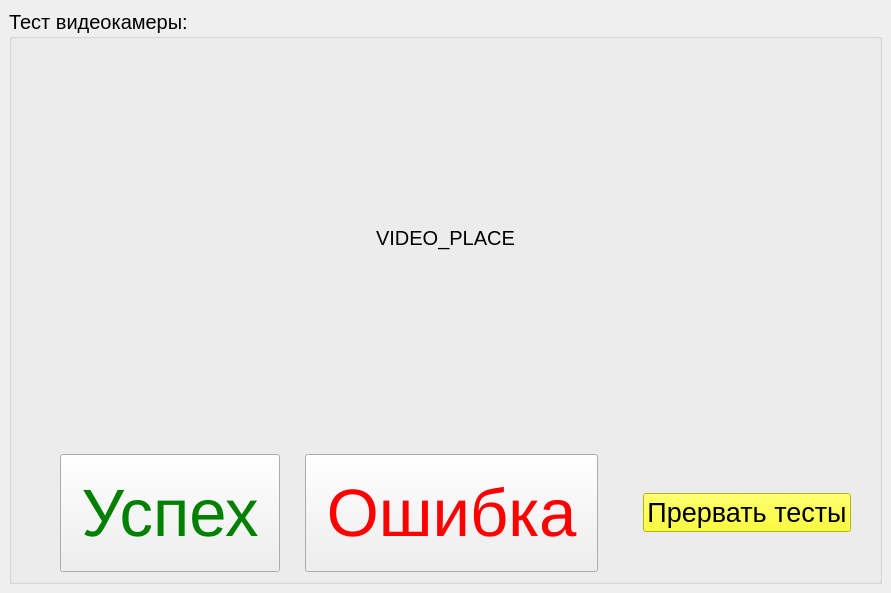
This is ui/test_videocam.ui in Mex93/MonoblockTests as Qt 5 draws it before an edit. The edited form follows.
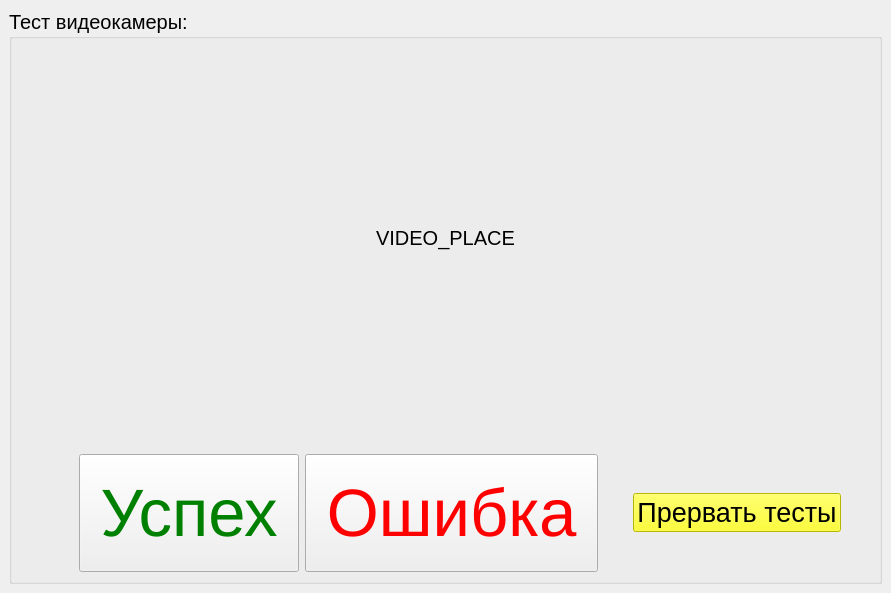
This is the edited form. Icons and pictures are not drawn.

Commit message: rebuild all tests gui, is process for rebuilding all for Danil

Diff of the .ui file:
```diff
--- a/ui/test_videocam.ui
+++ b/ui/test_videocam.ui
@@ -97,19 +97,6 @@
              </property>
             </widget>
            </item>
-           <item>
-            <spacer name="horizontalSpacer_2">
-             <property name="orientation">
-              <enum>Qt::Orientation::Horizontal</enum>
-             </property>
-             <property name="sizeHint" stdset="0">
-              <size>
-               <width>40</width>
-               <height>20</height>
-              </size>
-             </property>
-            </spacer>
-           </item>
            <item>
             <widget class="QPushButton" name="pushButton_fail">
              <property name="font">
@@ -126,19 +113,6 @@
              </property>
             </widget>
            </item>
-           <item>
-            <spacer name="horizontalSpacer_4">
-             <property name="orientation">
-              <enum>Qt::Orientation::Horizontal</enum>
-             </property>
-             <property name="sizeHint" stdset="0">
-              <size>
-               <width>40</width>
-               <height>20</height>
-              </size>
-             </property>
-            </spacer>
-           </item>
            <item>
             <layout class="QHBoxLayout" name="horizontalLayout_4" stretch="0,0">
              <item>
```
The commit also changes 28 other files.
